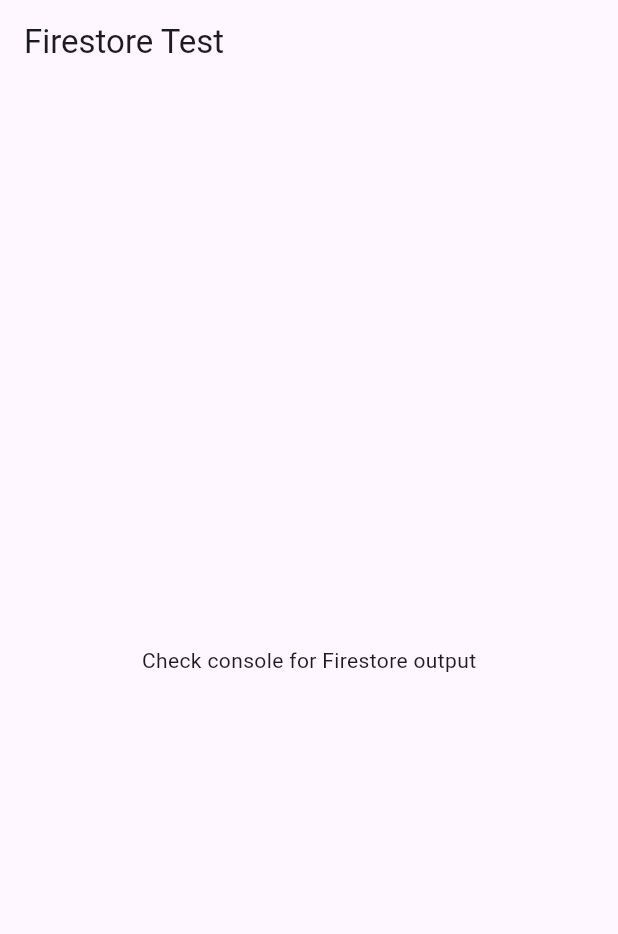
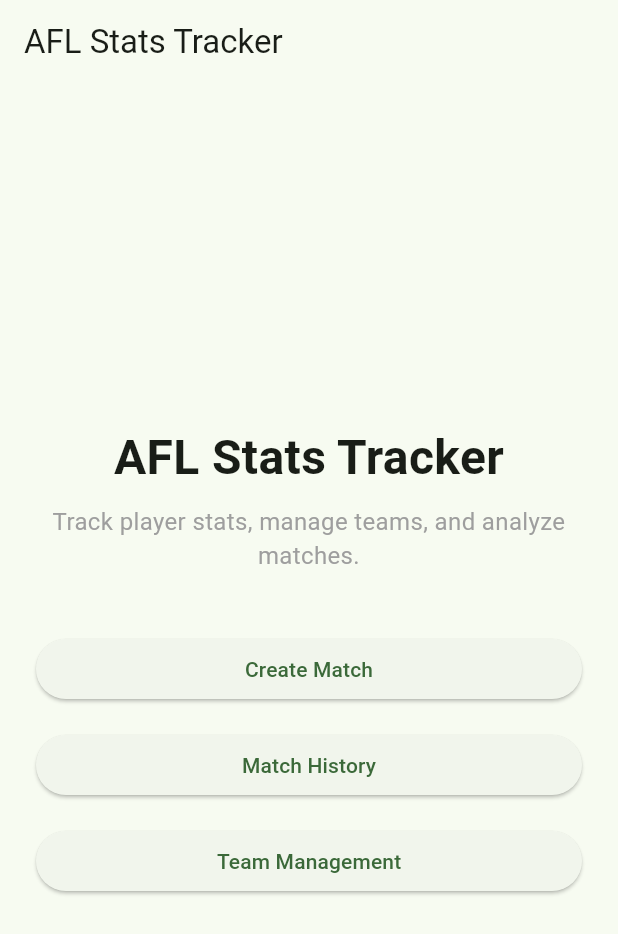
Before and after one commit to jrcrisford/afl-stats-app-crossplatform, a Flutter app: the screen it shows after launch, on a phone screen of 412 x 824 dp. Shown: the top 934 px of the screen. Run offline on Flutter 3.47's test engine with Material 3 defaults, Android fonts, the light colour scheme and no system bars; our stand-ins replace cloud_firestore, firebase_core; accounts and stored records are empty.

Commit message:
Main Menu Screen

```diff
--- a/afl_stats_app/lib/main.dart
+++ b/afl_stats_app/lib/main.dart
@@ -1,6 +1,6 @@
+import 'package:afl_stats_app/screens/main_menu_screen.dart';
 import 'package:flutter/material.dart';
 import 'package:firebase_core/firebase_core.dart';
-import 'screens/firestore_test_screen.dart';
 
 void main() async {
   WidgetsFlutterBinding.ensureInitialized();
@@ -12,8 +12,14 @@
   @override
   Widget build(BuildContext context) {
     return MaterialApp(
-      title: 'Firestore Debug',
-      home: FirestoreTestScreen(),
+      title: 'AFL Stats App',
+      theme: ThemeData(
+        colorScheme: ColorScheme.fromSeed(
+          seedColor: Colors.green,
+        ),
+        useMaterial3: true,
+      ),
+      home: const MainMenuScreen(),
     );
   }
 }
--- /dev/null
+++ b/afl_stats_app/lib/screens/main_menu_screen.dart
@@ -0,0 +1,64 @@
+import 'package:flutter/material.dart';
+
+class MainMenuScreen extends StatelessWidget {
+  const MainMenuScreen({Key? key}) : super(key: key);
+
+  @override
+  Widget build(BuildContext context) {
+    return Scaffold(
+      appBar: AppBar(title: const Text('AFL Stats Tracker')),
+      body: Padding(
+        padding: const EdgeInsets.all(24.0),
+        child: Column(
+          mainAxisAlignment: MainAxisAlignment.center,
+          crossAxisAlignment: CrossAxisAlignment.stretch,
+          children: [
+            const Text(
+              'AFL Stats Tracker',
+              style: TextStyle(
+                fontSize: 32,
+                fontWeight: FontWeight.bold,
+              ),
+              textAlign: TextAlign.center,
+            ),
+            const SizedBox(height: 8.0),
+            const Text(
+              'Track player stats, manage teams, and analyze matches.',
+              style: TextStyle(fontSize: 16, color: Colors.grey),
+              textAlign: TextAlign.center,
+            ),
+            const SizedBox(height: 40.0),
+
+            // Create Match Button
+            ElevatedButton(
+              onPressed: () {
+                // TODO Navigation
+              },
+              child: const Text('Create Match'),
+            ),
+
+            const SizedBox(height: 16.0),
+
+            // Match History Button
+            ElevatedButton(
+              onPressed: () {
+                // TODO Navigation
+              },
+              child: const Text('Match History'),
+            ),
+
+            const SizedBox(height: 16.0),
+
+            // Team Management Button
+            ElevatedButton(
+              onPressed: () {
+                // TODO Navigation
+              },
+              child: const Text('Team Management'),
+            ),
+          ],
+        ),
+      ),
+    );
+  }
+}
```
